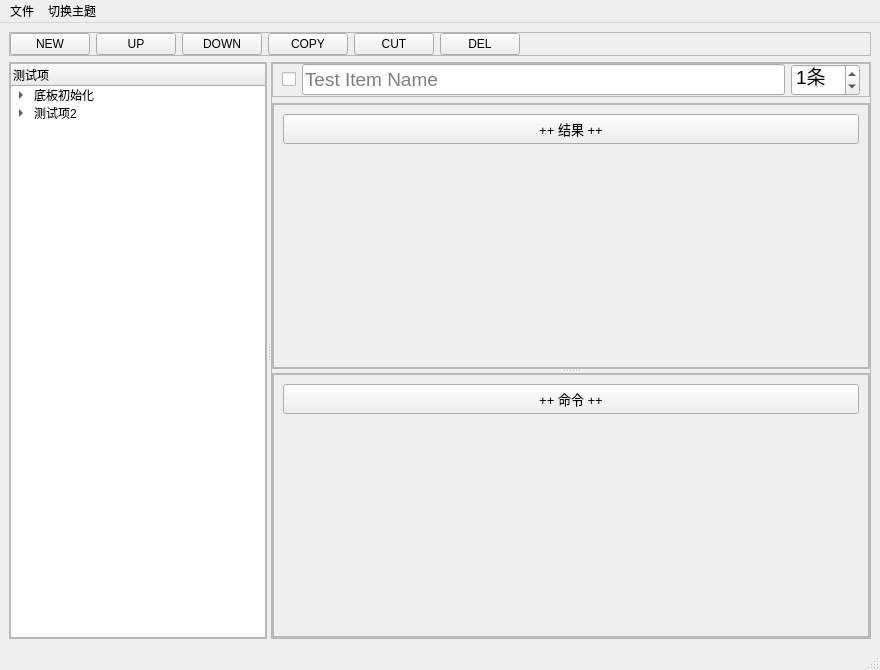
The window that mainwindow.ui (m-RNA/labview-ini-editor) describes before a commit, drawn with Qt 5.
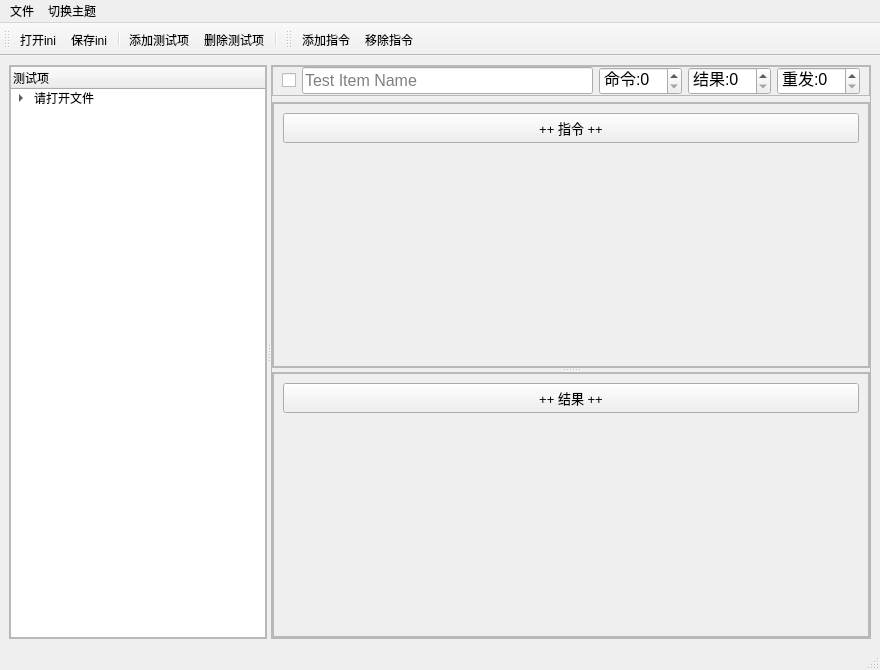
The same window after the commit.

Commit message: Remove：移除Cmd Item UI 无用项

Patch:
```diff
--- a/mainwindow.ui
+++ b/mainwindow.ui
@@ -16,91 +16,6 @@
   <widget class="QWidget" name="centralwidget">
    <layout class="QGridLayout" name="gridLayout_5">
     <item row="0" column="0">
-     <widget class="QFrame" name="frame_2">
-      <property name="sizePolicy">
-       <sizepolicy hsizetype="Preferred" vsizetype="Fixed">
-        <horstretch>1</horstretch>
-        <verstretch>0</verstretch>
-       </sizepolicy>
-      </property>
-      <property name="frameShape">
-       <enum>QFrame::StyledPanel</enum>
-      </property>
-      <property name="frameShadow">
-       <enum>QFrame::Raised</enum>
-      </property>
-      <layout class="QHBoxLayout" name="horizontalLayout">
-       <property name="leftMargin">
-        <number>0</number>
-       </property>
-       <property name="topMargin">
-        <number>0</number>
-       </property>
-       <property name="rightMargin">
-        <number>0</number>
-       </property>
-       <property name="bottomMargin">
-        <number>0</number>
-       </property>
-       <item>
-        <widget class="QPushButton" name="pushButton">
-         <property name="text">
-          <string>NEW</string>
-         </property>
-        </widget>
-       </item>
-       <item>
-        <widget class="QPushButton" name="pushButton_2">
-         <property name="text">
-          <string>UP</string>
-         </property>
-        </widget>
-       </item>
-       <item>
-        <widget class="QPushButton" name="pushButton_3">
-         <property name="text">
-          <string>DOWN</string>
-         </property>
-        </widget>
-       </item>
-       <item>
-        <widget class="QPushButton" name="pushButton_4">
-         <property name="text">
-          <string>COPY</string>
-         </property>
-        </widget>
-       </item>
-       <item>
-        <widget class="QPushButton" name="pushButton_5">
-         <property name="text">
-          <string>CUT</string>
-         </property>
-        </widget>
-       </item>
-       <item>
-        <widget class="QPushButton" name="pushButton_6">
-         <property name="text">
-          <string>DEL</string>
-         </property>
-        </widget>
-       </item>
-       <item>
-        <spacer name="horizontalSpacer">
-         <property name="orientation">
-          <enum>Qt::Horizontal</enum>
-         </property>
-         <property name="sizeHint" stdset="0">
-          <size>
-           <width>270</width>
-           <height>20</height>
-          </size>
-         </property>
-        </spacer>
-       </item>
-      </layout>
-     </widget>
-    </item>
-    <item row="1" column="0">
      <widget class="QSplitter" name="splitter_2">
       <property name="orientation">
        <enum>Qt::Horizontal</enum>
@@ -146,31 +61,7 @@
           </column>
           <item>
            <property name="text">
-            <string>底板初始化</string>
-           </property>
-           <property name="flags">
-            <set>ItemIsSelectable|ItemIsEditable|ItemIsDragEnabled|ItemIsDropEnabled|ItemIsUserCheckable|ItemIsEnabled</set>
-           </property>
-           <item>
-            <property name="text">
-             <string>复位MCU</string>
-            </property>
-            <property name="flags">
-             <set>ItemIsSelectable|ItemIsEditable|ItemIsDragEnabled|ItemIsDropEnabled|ItemIsUserCheckable|ItemIsEnabled</set>
-            </property>
-           </item>
-           <item>
-            <property name="text">
-             <string>关闭MCU调试</string>
-            </property>
-            <property name="flags">
-             <set>ItemIsSelectable|ItemIsEditable|ItemIsDragEnabled|ItemIsDropEnabled|ItemIsUserCheckable|ItemIsEnabled</set>
-            </property>
-           </item>
-          </item>
-          <item>
-           <property name="text">
-            <string>测试项2</string>
+            <string>请打开文件</string>
            </property>
            <property name="flags">
             <set>ItemIsSelectable|ItemIsEditable|ItemIsDragEnabled|ItemIsDropEnabled|ItemIsUserCheckable|ItemIsEnabled</set>
@@ -179,17 +70,6 @@
             <property name="text">
              <string>新建子项目</string>
             </property>
-            <property name="flags">
-             <set>ItemIsSelectable|ItemIsEditable|ItemIsDragEnabled|ItemIsDropEnabled|ItemIsUserCheckable|ItemIsEnabled</set>
-            </property>
-           </item>
-           <item>
-            <property name="text">
-             <string>新建项目</string>
-            </property>
-            <property name="flags">
-             <set>ItemIsSelectable|ItemIsEditable|ItemIsDragEnabled|ItemIsDropEnabled|ItemIsUserCheckable|ItemIsEnabled</set>
-            </property>
            </item>
           </item>
          </widget>
@@ -266,10 +146,16 @@
              <property name="text">
               <string/>
              </property>
+             <property name="iconSize">
+              <size>
+               <width>16</width>
+               <height>16</height>
+              </size>
+             </property>
             </widget>
            </item>
            <item>
-            <widget class="QLineEdit" name="lineEdit">
+            <widget class="QLineEdit" name="leTestItemName">
              <property name="sizePolicy">
               <sizepolicy hsizetype="Expanding" vsizetype="Fixed">
                <horstretch>1</horstretch>
@@ -284,7 +170,7 @@
              </property>
              <property name="font">
               <font>
-               <pointsize>14</pointsize>
+               <pointsize>12</pointsize>
               </font>
              </property>
              <property name="placeholderText">
@@ -293,7 +179,7 @@
             </widget>
            </item>
            <item>
-            <widget class="QSpinBox" name="spinBox">
+            <widget class="QSpinBox" name="spbxCmdNum">
              <property name="sizePolicy">
               <sizepolicy hsizetype="Fixed" vsizetype="Fixed">
                <horstretch>0</horstretch>
@@ -302,14 +188,65 @@
              </property>
              <property name="font">
               <font>
-               <pointsize>14</pointsize>
+               <pointsize>12</pointsize>
               </font>
              </property>
              <property name="suffix">
-              <string>条</string>
+              <string/>
              </property>
+             <property name="prefix">
+              <string>命令:</string>
+             </property>
              <property name="value">
-              <number>1</number>
+              <number>0</number>
+             </property>
+            </widget>
+           </item>
+           <item>
+            <widget class="QSpinBox" name="spbxResultNum">
+             <property name="sizePolicy">
+              <sizepolicy hsizetype="Fixed" vsizetype="Fixed">
+               <horstretch>0</horstretch>
+               <verstretch>0</verstretch>
+              </sizepolicy>
+             </property>
+             <property name="font">
+              <font>
+               <pointsize>12</pointsize>
+              </font>
+             </property>
+             <property name="suffix">
+              <string/>
+             </property>
+             <property name="prefix">
+              <string>结果:</string>
+             </property>
+             <property name="value">
+              <number>0</number>
+             </property>
+            </widget>
+           </item>
+           <item>
+            <widget class="QSpinBox" name="spbxRepeatTimes">
+             <property name="sizePolicy">
+              <sizepolicy hsizetype="Fixed" vsizetype="Fixed">
+               <horstretch>0</horstretch>
+               <verstretch>0</verstretch>
+              </sizepolicy>
+             </property>
+             <property name="font">
+              <font>
+               <pointsize>12</pointsize>
+              </font>
+             </property>
+             <property name="suffix">
+              <string/>
+             </property>
+             <property name="prefix">
+              <string>重发:</string>
+             </property>
+             <property name="value">
+              <number>0</number>
              </property>
             </widget>
            </item>
@@ -321,6 +258,105 @@
           <property name="orientation">
            <enum>Qt::Vertical</enum>
           </property>
+          <widget class="QFrame" name="frame_5">
+           <property name="sizePolicy">
+            <sizepolicy hsizetype="Preferred" vsizetype="Expanding">
+             <horstretch>1</horstretch>
+             <verstretch>0</verstretch>
+            </sizepolicy>
+           </property>
+           <property name="frameShape">
+            <enum>QFrame::StyledPanel</enum>
+           </property>
+           <property name="frameShadow">
+            <enum>QFrame::Raised</enum>
+           </property>
+           <layout class="QGridLayout" name="gridLayout">
+            <property name="leftMargin">
+             <number>0</number>
+            </property>
+            <property name="topMargin">
+             <number>0</number>
+            </property>
+            <property name="rightMargin">
+             <number>0</number>
+            </property>
+            <property name="bottomMargin">
+             <number>0</number>
+            </property>
+            <item row="0" column="0">
+             <widget class="QScrollArea" name="scrollArea">
+              <property name="sizePolicy">
+               <sizepolicy hsizetype="Expanding" vsizetype="Expanding">
+                <horstretch>1</horstretch>
+                <verstretch>1</verstretch>
+               </sizepolicy>
+              </property>
+              <property name="widgetResizable">
+               <bool>true</bool>
+              </property>
+              <property name="alignment">
+               <set>Qt::AlignLeading|Qt::AlignLeft|Qt::AlignTop</set>
+              </property>
+              <widget class="QWidget" name="scrollAreaWidgetContents">
+               <property name="geometry">
+                <rect>
+                 <x>0</x>
+                 <y>0</y>
+                 <width>593</width>
+                 <height>263</height>
+                </rect>
+               </property>
+               <layout class="QVBoxLayout" name="vloCmdItem">
+                <property name="leftMargin">
+                 <number>9</number>
+                </property>
+                <property name="topMargin">
+                 <number>9</number>
+                </property>
+                <property name="rightMargin">
+                 <number>9</number>
+                </property>
+                <property name="bottomMargin">
+                 <number>9</number>
+                </property>
+                <item>
+                 <widget class="QPushButton" name="btnAddTestItem">
+                  <property name="minimumSize">
+                   <size>
+                    <width>0</width>
+                    <height>30</height>
+                   </size>
+                  </property>
+                  <property name="font">
+                   <font>
+                    <pointsize>10</pointsize>
+                   </font>
+                  </property>
+                  <property name="text">
+                   <string>++ 指令 ++</string>
+                  </property>
+                 </widget>
+                </item>
+                <item>
+                 <spacer name="verticalSpacer">
+                  <property name="orientation">
+                   <enum>Qt::Vertical</enum>
+                  </property>
+                  <property name="sizeHint" stdset="0">
+                   <size>
+                    <width>20</width>
+                    <height>340</height>
+                   </size>
+                  </property>
+                 </spacer>
+                </item>
+               </layout>
+              </widget>
+             </widget>
+            </item>
+           </layout>
+          </widget>
           <widget class="QFrame" name="frame_4">
            <property name="sizePolicy">
             <sizepolicy hsizetype="Preferred" vsizetype="Maximum">
@@ -372,8 +408,8 @@
                 <rect>
                  <x>0</x>
                  <y>0</y>
-                 <width>575</width>
-                 <height>256</height>
+                 <width>593</width>
+                 <height>263</height>
                 </rect>
                </property>
                <layout class="QVBoxLayout" name="vloResultItem">
@@ -426,105 +462,6 @@
             </item>
            </layout>
           </widget>
-          <widget class="QFrame" name="frame_5">
-           <property name="sizePolicy">
-            <sizepolicy hsizetype="Preferred" vsizetype="Expanding">
-             <horstretch>1</horstretch>
-             <verstretch>0</verstretch>
-            </sizepolicy>
-           </property>
-           <property name="frameShape">
-            <enum>QFrame::StyledPanel</enum>
-           </property>
-           <property name="frameShadow">
-            <enum>QFrame::Raised</enum>
-           </property>
-           <layout class="QGridLayout" name="gridLayout">
-            <property name="leftMargin">
-             <number>0</number>
-            </property>
-            <property name="topMargin">
-             <number>0</number>
-            </property>
-            <property name="rightMargin">
-             <number>0</number>
-            </property>
-            <property name="bottomMargin">
-             <number>0</number>
-            </property>
-            <item row="0" column="0">
-             <widget class="QScrollArea" name="scrollArea">
-              <property name="sizePolicy">
-               <sizepolicy hsizetype="Expanding" vsizetype="Expanding">
-                <horstretch>1</horstretch>
-                <verstretch>1</verstretch>
-               </sizepolicy>
-              </property>
-              <property name="widgetResizable">
-               <bool>true</bool>
-              </property>
-              <property name="alignment">
-               <set>Qt::AlignLeading|Qt::AlignLeft|Qt::AlignTop</set>
-              </property>
-              <widget class="QWidget" name="scrollAreaWidgetContents">
-               <property name="geometry">
-                <rect>
-                 <x>0</x>
-                 <y>0</y>
-                 <width>575</width>
-                 <height>256</height>
-                </rect>
-               </property>
-               <layout class="QVBoxLayout" name="vloCmdItem">
-                <property name="leftMargin">
-                 <number>9</number>
-                </property>
-                <property name="topMargin">
-                 <number>9</number>
-                </property>
-                <property name="rightMargin">
-                 <number>9</number>
-                </property>
-                <property name="bottomMargin">
-                 <number>9</number>
-                </property>
-                <item>
-                 <widget class="QPushButton" name="btnAddTestItem">
-                  <property name="minimumSize">
-                   <size>
-                    <width>0</width>
-                    <height>30</height>
-                   </size>
-                  </property>
-                  <property name="font">
-                   <font>
-                    <pointsize>10</pointsize>
-                   </font>
-                  </property>
-                  <property name="text">
-                   <string>++ 命令 ++</string>
-                  </property>
-                 </widget>
-                </item>
-                <item>
-                 <spacer name="verticalSpacer">
-                  <property name="orientation">
-                   <enum>Qt::Vertical</enum>
-                  </property>
-                  <property name="sizeHint" stdset="0">
-                   <size>
-                    <width>20</width>
-                    <height>340</height>
-                   </size>
-                  </property>
-                 </spacer>
-                </item>
-               </layout>
-              </widget>
-             </widget>
-            </item>
-           </layout>
-          </widget>
          </widget>
         </item>
        </layout>
@@ -548,7 +485,7 @@
     </property>
     <addaction name="actOpenIni"/>
     <addaction name="separator"/>
-    <addaction name="action_2"/>
+    <addaction name="actSave"/>
     <addaction name="action_9"/>
     <addaction name="separator"/>
     <addaction name="action_4"/>
@@ -566,6 +503,36 @@
    <addaction name="menu_2"/>
   </widget>
   <widget class="QStatusBar" name="statusbar"/>
+  <widget class="QToolBar" name="toolBar">
+   <property name="windowTitle">
+    <string>toolBar</string>
+   </property>
+   <attribute name="toolBarArea">
+    <enum>TopToolBarArea</enum>
+   </attribute>
+   <attribute name="toolBarBreak">
+    <bool>false</bool>
+   </attribute>
+   <addaction name="actOpenIni"/>
+   <addaction name="actSave"/>
+   <addaction name="separator"/>
+   <addaction name="actTestItemAdd"/>
+   <addaction name="actTestItemDelete"/>
+   <addaction name="separator"/>
+  </widget>
+  <widget class="QToolBar" name="toolBar_2">
+   <property name="windowTitle">
+    <string>toolBar_2</string>
+   </property>
+   <attribute name="toolBarArea">
+    <enum>TopToolBarArea</enum>
+   </attribute>
+   <attribute name="toolBarBreak">
+    <bool>false</bool>
+   </attribute>
+   <addaction name="actCmdAdd"/>
+   <addaction name="actCmdRemove"/>
+  </widget>
   <action name="actOpenIni">
    <property name="text">
     <string>打开ini</string>
@@ -574,7 +541,7 @@
     <string>Ctrl+O</string>
    </property>
   </action>
-  <action name="action_2">
+  <action name="actSave">
    <property name="checkable">
     <bool>false</bool>
    </property>
@@ -633,9 +600,30 @@
     <string>自动保存</string>
    </property>
   </action>
-  <action name="action_ini">
+  <action name="actTestItemAdd">
    <property name="text">
-    <string>打开配置.ini</string>
+    <string>添加测试项</string>
+   </property>
+   <property name="shortcut">
+    <string>Ctrl+N</string>
+   </property>
+  </action>
+  <action name="actTestItemDelete">
+   <property name="text">
+    <string>删除测试项</string>
+   </property>
+   <property name="shortcut">
+    <string>Del</string>
+   </property>
+  </action>
+  <action name="actCmdAdd">
+   <property name="text">
+    <string>添加指令</string>
+   </property>
+  </action>
+  <action name="actCmdRemove">
+   <property name="text">
+    <string>移除指令</string>
    </property>
   </action>
  </widget>
```
The commit also changes 4 other files.
